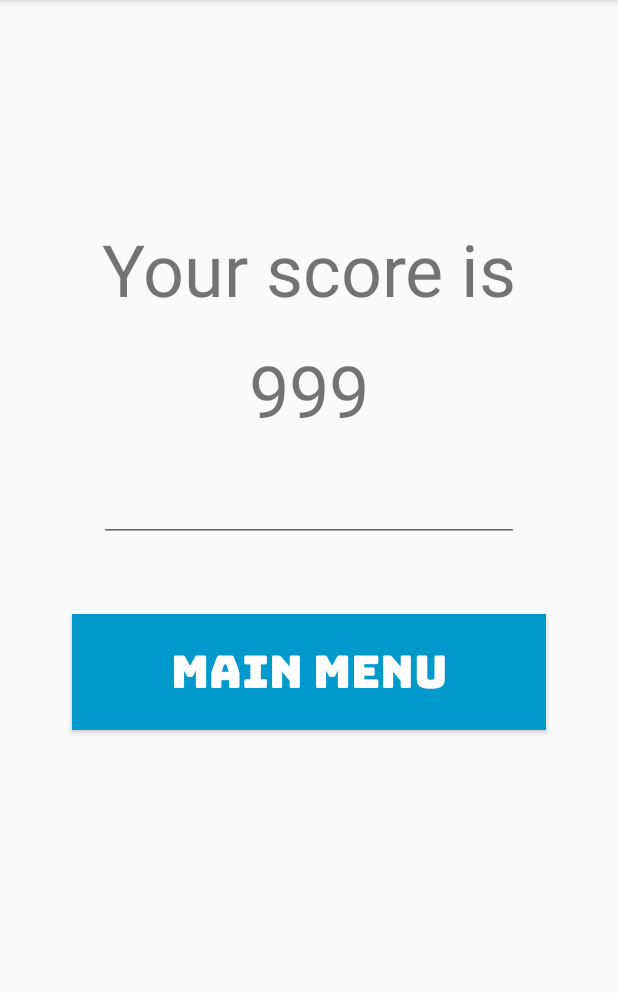
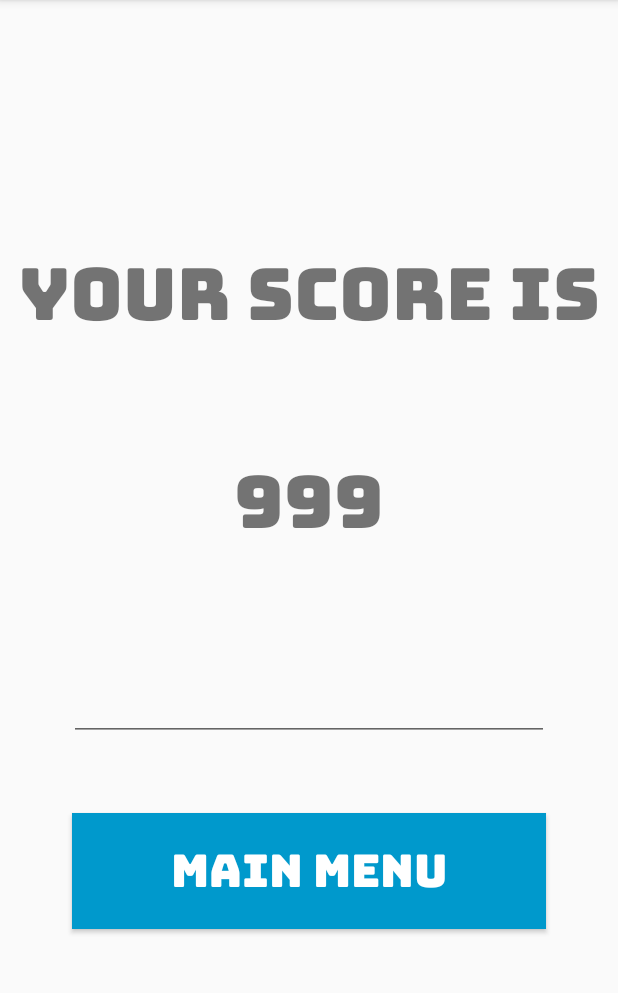
Before and after one commit to Sunnylnwza007/TranslateIt, an Android app: the EndFragment screen opened through its navigation route, on a phone screen of 412 x 824 dp, the part 84-1077 px from its top. Run offline under Robolectric (Android 15) with nearby library versions, the phone set to English and light mode, and no system bars; our stand-ins replace data binding.

Commit message:
fix font

```diff
--- a/app/src/main/res/layout/fragment_end.xml
+++ b/app/src/main/res/layout/fragment_end.xml
@@ -11,6 +11,7 @@
             android:id="@+id/textView4"
             android:layout_width="0dp"
             android:layout_height="wrap_content"
+            android:fontFamily="@font/bungee"
             android:gravity="center"
             android:text="@string/yourScore"
             android:textSize="48sp"
@@ -26,6 +27,7 @@
             android:layout_width="0dp"
             android:layout_height="wrap_content"
             android:layout_marginTop="16dp"
+            android:fontFamily="@font/bungee"
             android:gravity="center"
             android:text="999"
             android:textSize="48sp"
@@ -42,6 +44,7 @@
             android:layout_height="wrap_content"
             android:layout_marginTop="16dp"
             android:ems="10"
+            android:fontFamily="@font/bungee"
             android:gravity="center"
             android:inputType="textPersonName"
             android:textSize="24sp"
```
Also changed, not shown: app/src/main/java/buu/informatics/s59160090/translateit/MainMenuFragment.kt (line endings or trailing spaces).
